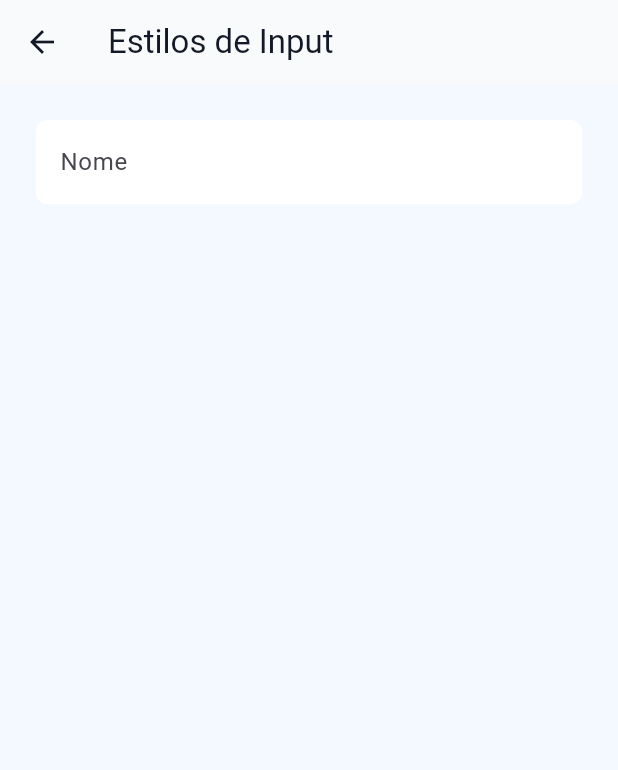
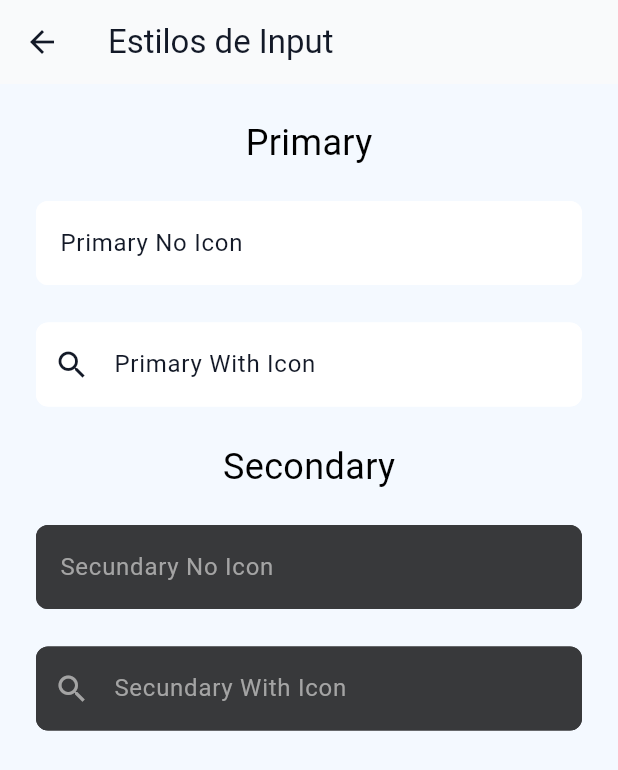
Before and after one commit to LCapistrano25/TodolistProject, a Flutter app: the screen it shows after launch, after a tap on "Tipos de Input", on a phone screen of 412 x 824 dp. Shown: the top 770 px of the screen. Run offline on Flutter 3.47's test engine with Material 3 defaults, Android fonts, the phone set to English and light mode, and no system bars; Roboto replaces fonts that are missing (Poppins).

Commit message:
Uptades for class

```diff
--- /dev/null
+++ b/lib/Components/Icons/action_icon_view_model.dart
@@ -0,0 +1,13 @@
+import 'package:flutter/material.dart';
+
+class ActionIconViewModel {
+  final IconData icon; // ✅ Corrigido: agora aceita AppIcons.*
+  final Color? color;
+  final double? size;
+
+  const ActionIconViewModel({
+    required this.icon,
+    this.color,
+    this.size,
+  });
+}
--- a/lib/Components/Inputs/action_input.dart
+++ b/lib/Components/Inputs/action_input.dart
@@ -30,6 +30,20 @@ class ActionInput extends StatelessWidget {
     );
   }
 
+  Color _getBackgroundColor() {
+    Color color;
+
+    switch(viewModel.style) {
+      case ActionInputStyle.primary:
+        color = brandWhite;
+        break;
+      case ActionInputStyle.secondary:
+        color = alternativeColor;
+        break;
+    }
+
+    return color;
+  }
   BorderSide _getBorder() {
     Color color;
 
@@ -38,13 +52,7 @@ class ActionInput extends StatelessWidget {
         color = brandWhite;
         break;
       case ActionInputStyle.secondary:
-        color = black;
-        break;
-      case ActionInputStyle.error:
-        color = destructiveColor;
-        break;
-      case ActionInputStyle.disabled:
-        color = disabledColor;
+        color = alternativeColor;
         break;
     }
 
@@ -52,6 +60,36 @@ class ActionInput extends StatelessWidget {
       color: viewModel.borderColor ?? color, // usa o borderColor custom se vier
       width: 1.5,
     );
+  }
+
+  Color _getTextColor() {
+    Color color;
+
+    switch(viewModel.style) {
+      case ActionInputStyle.primary:
+        color = textTitle;
+        break;
+      case ActionInputStyle.secondary:
+        color = textSecondary;
+        break;
+    }
+
+    return color;
+  }
+
+  Color _getIconColor() {
+    Color color;
+
+    switch(viewModel.style) {
+      case ActionInputStyle.primary:
+        color = textTitle;
+        break;
+      case ActionInputStyle.secondary:
+        color = textSecondary;
+        break;
+    }
+
+    return color;
   }
 
 
@@ -67,30 +105,41 @@ class ActionInput extends StatelessWidget {
       onChanged: viewModel.onChanged,
       onSubmitted: viewModel.onSubmitted,
       onTap: viewModel.onTap,
-      style: TextStyle(color: viewModel.textColor ?? black),
+      style: TextStyle(color: _getTextColor() ?? brandWhite),
       decoration: InputDecoration(
         labelText: viewModel.labelText,
+        labelStyle: TextStyle(color: _getTextColor()), // <- controla a cor do label
+        hoverColor: _getBackgroundColor(), // <-- cor do hover no fundo
+
         hintText: viewModel.hintText,
+        hintStyle: TextStyle(color: _getTextColor().withOpacity(0.6)), // <- cor do hint
+
         helperText: viewModel.helperText,
+        helperStyle: TextStyle(color: _getTextColor().withOpacity(0.7)), // <- helper text
+
         errorText: viewModel.errorText,
+        errorStyle: TextStyle(color: Colors.red), // <- erro separado
+
         prefixIcon: viewModel.prefixIcon != null
-            ? Icon(viewModel.prefixIcon, color: viewModel.iconColor ?? black)
+            ? Icon(viewModel.prefixIcon, color: viewModel.iconColor ?? _getIconColor())
             : null,
         suffixIcon: viewModel.suffixIcon != null
-            ? Icon(viewModel.suffixIcon, color: viewModel.iconColor ?? black)
+            ? Icon(viewModel.suffixIcon, color: viewModel.iconColor ?? _getIconColor())
             : null,
+
         filled: true,
-        fillColor: viewModel.backgroundColor ?? brandWhite,
+        fillColor: _getBackgroundColor(),
+
         enabledBorder: OutlineInputBorder(
-          borderSide: _getBorder() ?? BorderSide.none,
+          borderSide: _getBorder(),
           borderRadius: BorderRadius.circular(8),
         ),
         focusedBorder: OutlineInputBorder(
-          borderSide: _getBorder() ?? BorderSide.none,
+          borderSide: _getBorder(),
           borderRadius: BorderRadius.circular(8),
         ),
         disabledBorder: OutlineInputBorder(
-          borderSide: _getBorder() ?? BorderSide.none,
+          borderSide: _getBorder(),
           borderRadius: BorderRadius.circular(8),
         ),
       ),
--- a/lib/Components/Inputs/action_input_view_model.dart
+++ b/lib/Components/Inputs/action_input_view_model.dart
@@ -3,8 +3,6 @@ import 'package:flutter/material.dart';
 enum ActionInputStyle {
   primary,
   secondary,
-  error,
-  disabled,
 }
 
 class ActionInputViewModel {
--- /dev/null
+++ b/lib/Components/Sidebar/SidebarItem/action_sidebar_item_view_model.dart
@@ -0,0 +1,14 @@
+
+import 'package:flutter/material.dart';
+
+class ActionSidebarItemViewModel {
+  final String label;
+  final IconData icon;
+  final String route; // opcional: rota de navegação
+
+  ActionSidebarItemViewModel({
+    required this.label,
+    required this.icon,
+    required this.route,
+  });
+}
--- a/lib/Samples/actionButtonSampleScreen/action_input_sample_screen.dart
+++ /dev/null
@@ -1,33 +0,0 @@
-import 'package:flutter/material.dart';
-import 'package:project_to_do_list/Components/Inputs/action_input.dart';
-import 'package:project_to_do_list/Components/Inputs/action_input_view_model.dart';
-import 'package:project_to_do_list/Shared/colors.dart';
-import 'package:project_to_do_list/Shared/styles.dart';
-
-class ActionInputPage extends StatelessWidget {
-  const ActionInputPage({super.key});
-
-  @override
-  Widget build(BuildContext context) {
-    return Scaffold(
-      backgroundColor: brandBackground,
-      appBar: AppBar(
-        title: const Text('Estilos de Input'),
-        foregroundColor: textTitle,
-        backgroundColor: neutralLightGray,
-      ),
-      body: SingleChildScrollView(
-        padding: const EdgeInsets.all(24),
-        child: Center(
-          child: ActionInput.instantiate(
-            viewModel: ActionInputViewModel(
-              style: ActionInputStyle.primary, // 🔹 use um dos estilos do enum
-              labelText: "Nome",               // 🔹 só para testar
-              hintText: "Digite seu nome",
-            ),
-          ),
-        ),
-      ),
-    );
-  }
-}
--- /dev/null
+++ b/lib/Samples/actionInputSampleScreen/action_input_sample_screen.dart
@@ -0,0 +1,66 @@
+import 'package:flutter/material.dart';
+import 'package:project_to_do_list/Components/Inputs/action_input.dart';
+import 'package:project_to_do_list/Components/Inputs/action_input_view_model.dart';
+import 'package:project_to_do_list/Shared/colors.dart';
+import 'package:project_to_do_list/Shared/styles.dart';
+
+class ActionInputPage extends StatelessWidget {
+  const ActionInputPage({super.key});
+
+  @override
+  Widget build(BuildContext context) {
+    return Scaffold(
+      backgroundColor: brandBackground,
+      appBar: AppBar(
+        title: const Text('Estilos de Input'),
+        foregroundColor: textTitle,
+        backgroundColor: neutralLightGray,
+      ),
+      body: SingleChildScrollView(
+        padding: const EdgeInsets.all(24),
+        child: Column(
+          spacing: 25,
+          children: [
+
+            const Text('Primary', style: poppinsRegular24),
+
+            ActionInput.instantiate(
+              viewModel: ActionInputViewModel(
+                style: ActionInputStyle.primary, // 🔹 use um dos estilos do enum
+                labelText: "Primary No Icon",               // 🔹 só para testar
+                hintText: "Digite seu nome",
+              )
+            ),
+
+            ActionInput.instantiate(
+              viewModel: ActionInputViewModel(
+                style: ActionInputStyle.primary, // 🔹 use um dos estilos do enum
+                labelText: "Primary With Icon",               // 🔹 só para testar
+                hintText: "Digite seu nome",
+                prefixIcon: Icons.search
+                )
+            ),
+
+            const Text('Secondary', style: poppinsRegular24),
+
+            ActionInput.instantiate(
+              viewModel: ActionInputViewModel(
+                style: ActionInputStyle.secondary, // 🔹 use um dos estilos do enum
+                labelText: "Secundary No Icon",               // 🔹 só para testar
+                hintText: "Digite seu nome")
+            ),
+
+            ActionInput.instantiate(
+              viewModel: ActionInputViewModel(
+                style: ActionInputStyle.secondary, // 🔹 use um dos estilos do enum
+                labelText: "Secundary With Icon",               // 🔹 só para testar
+                hintText: "Digite seu nome",
+                prefixIcon: Icons.search
+              )
+            ),
+          ]
+        ),
+      )
+    );
+  }
+}
--- /dev/null
+++ b/lib/Samples/homeScreen/home_screen.dart
@@ -0,0 +1,40 @@
+import 'package:flutter/material.dart';
+import 'package:project_to_do_list/Samples/actionButtonSampleScreen/action_button_sample_screen.dart';
+import 'package:project_to_do_list/Samples/actionInputSampleScreen/action_input_sample_screen.dart';
+
+class HomeScreen extends StatelessWidget {
+  const HomeScreen({super.key});
+
+  @override
+  Widget build(BuildContext context) {
+    return Scaffold(
+      appBar: AppBar(
+        title: const Text('To Do List'),
+      ),
+      body: Center(
+        child: SizedBox(
+          height: MediaQuery.of(context).size.height * 0.8,
+          child: Column(
+            mainAxisAlignment: MainAxisAlignment.spaceEvenly,
+            children: [
+              _buildButton(context, 'Tipos de Botões', ActionButtonPage()),
+              _buildButton(context, 'Tipos de Input', ActionInputPage())
+            ],
+          ),
+        ),
+      ),
+    );
+  }
+
+  ElevatedButton _buildButton(BuildContext context, String text, Widget scene) {
+    return ElevatedButton(
+      onPressed: () {
+        Navigator.push(
+          context,
+          MaterialPageRoute(builder: (context) => scene),
+        );
+      },
+      child: Text(text),
+    );
+  }
+}
--- a/lib/Shared/colors.dart
+++ b/lib/Shared/colors.dart
@@ -13,6 +13,16 @@ const Color brandBackground     = Color(0xFFF4F9FF); // Fundo leve azul
 const Color neutralLightGray    = Color(0xFFF9FAFB); // Cinza muito claro
 const Color brandWhite          = Color(0xFFFFFFFF); // Branco principal
 const Color black               = Color(0xFF000000); // Preto puro
+const Color alternativeColor    = Color(0xFF38393B); // Cor alternativa
+
+/// ----------------------------
+/// Brand Extended Colors (Cores adicionais da marca)
+/// ----------------------------
+const Color brandBlueDeep       = Color(0xFF0742A0); // Blue Color
+const Color brandBlueDarkAlt    = Color(0xFF1D4E8A); // Sextenary Color
+const Color brandBlueWhite      = Color(0xFFC4E2FF); // Blue White Color
+const Color brandBlueSoft       = Color(0xFFD3E3FD); // Secundary Color 40% (versão clara)
+const Color brandNeutralDark    = Color(0xFF131313); // Black Blue Color
 
 /// ----------------------------
 /// Text Colors (Cores de Texto)
@@ -29,6 +39,12 @@ const Color textTitle           = Color(0xFF131927); // Título (Inter)
 const Color disabledColor       = Color(0xFFC6C2C2); // Desativado
 const Color destructiveColor    = Color(0xFFCB2F2F); // Erro / destrutiva
 const Color emptyColor          = Color.fromARGB(0, 0, 0, 0);
+
+/// ----------------------------
+/// Alpha Variants (Cores com opacidade)
+/// ----------------------------
+const Color secondaryColor40    = Color(0x66006EE9); // Secondary 40% (rgba)
+
 /// ----------------------------
 /// Extra Colors (Outras Cores)
 /// ----------------------------
--- a/lib/main.dart
+++ b/lib/main.dart
@@ -1,6 +1,7 @@
 import 'package:flutter/material.dart';
 import 'package:project_to_do_list/Samples/actionButtonSampleScreen/action_button_sample_screen.dart';
-import 'package:project_to_do_list/Samples/actionButtonSampleScreen/action_input_sample_screen.dart';
+import 'package:project_to_do_list/Samples/actionInputSampleScreen/action_input_sample_screen.dart';
+import 'package:project_to_do_list/Samples/homeScreen/home_screen.dart';
 
 
 void main() {
@@ -22,40 +23,3 @@
     );
   }
 }
-
-class HomeScreen extends StatelessWidget {
-  const HomeScreen({super.key});
-
-  @override
-  Widget build(BuildContext context) {
-    return Scaffold(
-      appBar: AppBar(
-        title: const Text('To Do List'),
-      ),
-      body: Center(
-        child: SizedBox(
-          height: MediaQuery.of(context).size.height * 0.8,
-          child: Column(
-            mainAxisAlignment: MainAxisAlignment.spaceEvenly,
-            children: [
-              _buildButton(context, 'Tipos de Botões', ActionButtonPage()),
-              _buildButton(context, 'Tipos de Input', ActionInputPage())
-            ],
-          ),
-        ),
-      ),
-    );
-  }
-
-  ElevatedButton _buildButton(BuildContext context, String text, Widget scene) {
-    return ElevatedButton(
-      onPressed: () {
-        Navigator.push(
-          context,
-          MaterialPageRoute(builder: (context) => scene),
-        );
-      },
-      child: Text(text),
-    );
-  }
-}
```
Also changed, not shown: lib/Components/Icons/action_icon.dart (added, +28 -0 lines), lib/Components/Sidebar/SidebarItem/action_sidebar_item.dart (added, +25 -0 lines), lib/Components/Sidebar/action_sidebar.dart (added, +47 -0 lines), lib/Components/Sidebar/action_sidebar_view_model.dart (added, +15 -0 lines), lib/Shared/icons.dart (added, +21 -0 lines).
